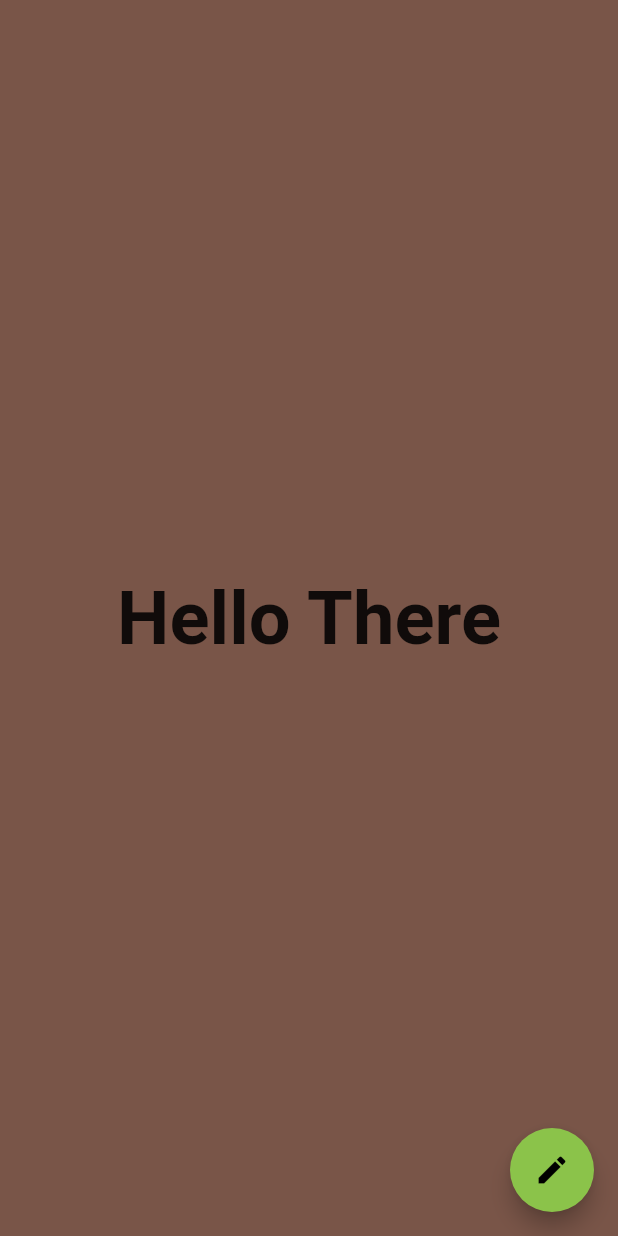
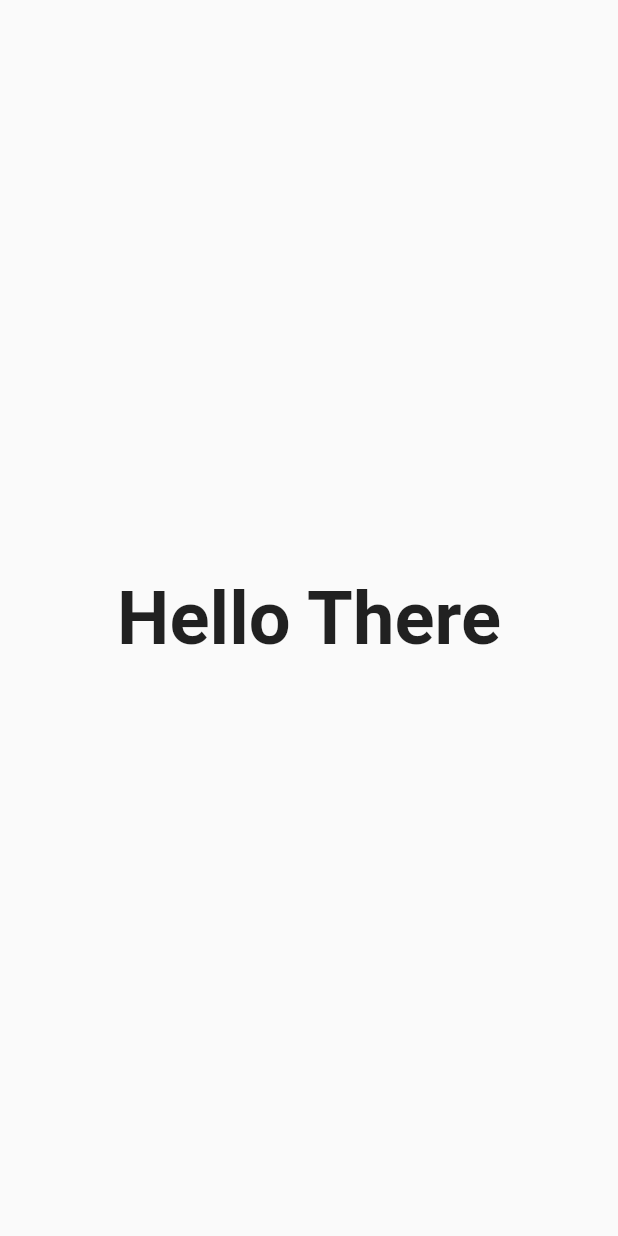
Before and after one commit to kalkidan999/SOLID-TEST, a Flutter app: the screen it shows after launch, on a phone screen of 412 x 824 dp. Run offline on Flutter 3.47's test engine with Material 2 defaults, Android fonts, the phone set to English and light mode, and no system bars.

```diff
--- a/analysis_options.yaml
+++ b/analysis_options.yaml
@@ -7,7 +7,8 @@
 
 # The following line activates a set of recommended lints for Flutter apps,
 # packages, and plugins designed to encourage good coding practices.
-include: package:flutter_lints/flutter.yaml
+
+include: package:solid_lints/analysis_options.yaml
 
 linter:
   # The lint rules applied to this project can be customized in the
@@ -24,6 +25,7 @@ linter:
   rules:
     # avoid_print: false  # Uncomment to disable the `avoid_print` rule
     # prefer_single_quotes: true  # Uncomment to enable the `prefer_single_quotes` rule
+    sort_pub_dependencies: false
 
 # Additional information about this file can be found at
 # https://dart.dev/guides/language/analysis-options
--- a/lib/main.dart
+++ b/lib/main.dart
@@ -1,63 +1,6 @@
-import 'dart:math';
 import 'package:flutter/material.dart';
+import 'package:test/pages/my_app.dart';
 
 void main() {
   runApp(const MyApp());
 }
-
-class MyApp extends StatelessWidget {
-  const MyApp({super.key});
-
-  @override
-  Widget build(BuildContext context) {
-    return MaterialApp(
-      title: 'Test App',
-      theme: ThemeData(
-        primarySwatch: Colors.lightGreen,
-      ),
-      home: const MyHomePage(),
-    );
-  }
-}
-
-class MyHomePage extends StatefulWidget {
-  const MyHomePage({super.key});
-
-  @override
-  State<MyHomePage> createState() => _MyHomePageState();
-}
-
-class _MyHomePageState extends State<MyHomePage> {
-  Color? color;
-  Color generateColor() {
-    setState(() {
-      color = Colors.primaries[Random().nextInt(Colors.primaries.length)];
-    });
-    return color ?? Colors.white;
-  }
-
-  @override
-  Widget build(BuildContext context) {
-    final deviceSize = MediaQuery.of(context).size;
-    return Scaffold(
-      backgroundColor: generateColor(),
-      body: InkWell(
-        onTap: () {
-          generateColor();
-        },
-        child: Center(
-          child: Text(
-            'Hello There',
-            style: TextStyle(
-                fontSize: deviceSize.height * 0.06,
-                fontWeight: FontWeight.bold),
-          ),
-        ),
-      ),
-      floatingActionButton: FloatingActionButton(
-        onPressed: () {},
-        child: const Icon(Icons.edit),
-      ),
-    );
-  }
-}
--- /dev/null
+++ b/lib/pages/home_page.dart
@@ -0,0 +1,43 @@
+import 'dart:math';
+
+import 'package:flutter/material.dart';
+
+///home page details here
+class HomePage extends StatefulWidget {
+  ///
+  const HomePage({super.key});
+
+  @override
+  State<HomePage> createState() => _HomePageState();
+}
+
+class _HomePageState extends State<HomePage> {
+  Color? color;
+  Color generateColor() {
+    setState(() {
+      color = Colors.primaries[Random().nextInt(Colors.primaries.length)];
+    });
+
+    return color ?? Colors.white;
+  }
+
+  @override
+  Widget build(BuildContext context) {
+    final textSize = MediaQuery.of(context).size.height * 0.06;
+
+    return Scaffold(
+      backgroundColor: color,
+      body: InkWell(
+        onTap: () {
+          generateColor();
+        },
+        child: Center(
+          child: Text(
+            "Hello There",
+            style: TextStyle(fontSize: textSize, fontWeight: FontWeight.bold),
+          ),
+        ),
+      ),
+    );
+  }
+}
--- /dev/null
+++ b/lib/pages/my_app.dart
@@ -0,0 +1,20 @@
+import 'package:flutter/material.dart';
+
+import 'package:test/pages/home_page.dart';
+
+/// main class
+class MyApp extends StatelessWidget {
+  ///main calss
+  const MyApp({super.key});
+
+  @override
+  Widget build(BuildContext context) {
+    return MaterialApp(
+      title: 'Test App',
+      theme: ThemeData(
+        primarySwatch: Colors.lightGreen,
+      ),
+      home: const HomePage(),
+    );
+  }
+}
```
Also changed, not shown: pubspec.yaml (+2 -5 lines), pubspec.lock, 3 other files.
